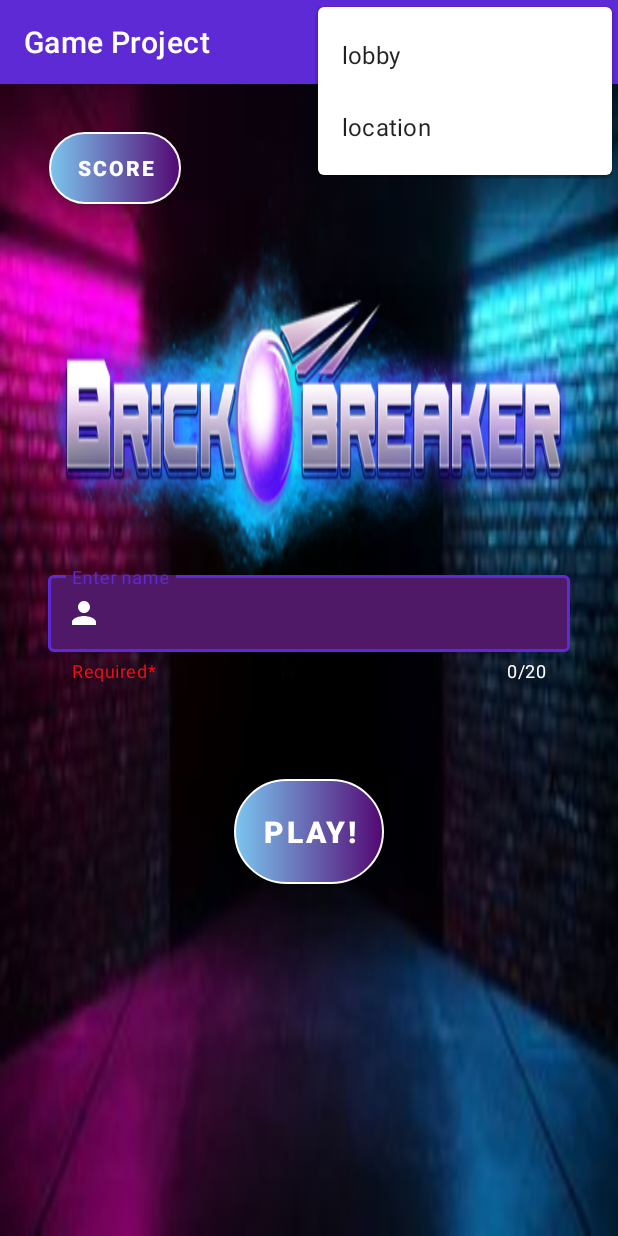
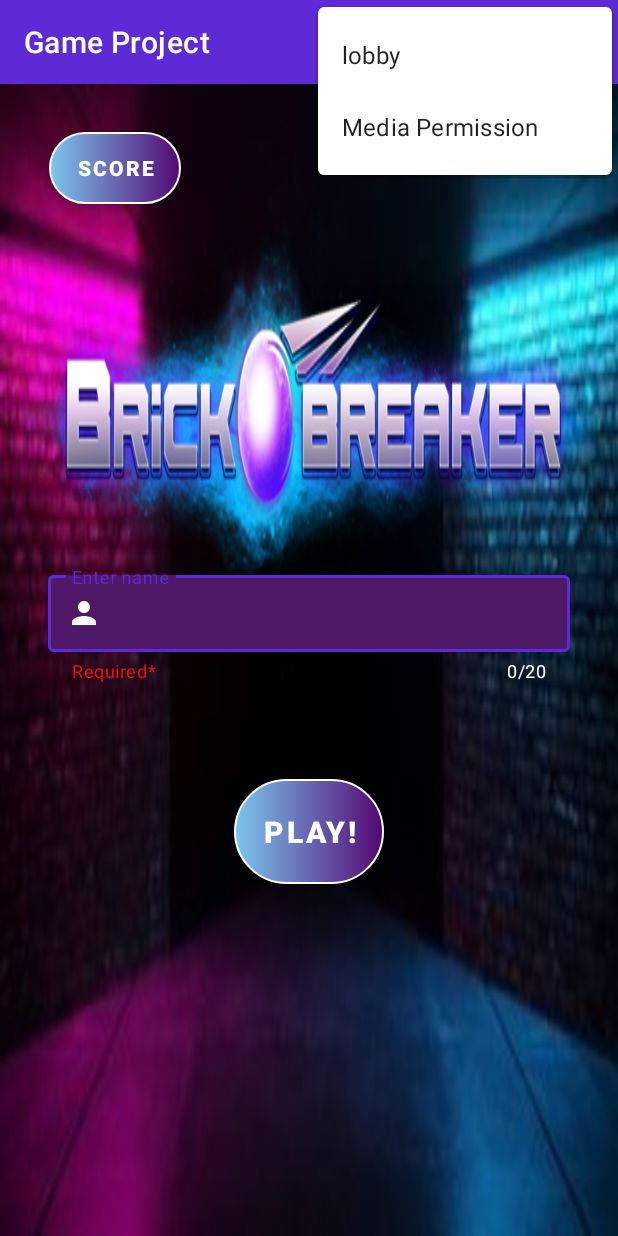
Before and after one commit to David-Shmidt/Game-Project-Android, an Android app: the screen it shows after launch (StartActivity), with the options menu open, on a phone screen of 412 x 824 dp. Run offline under Robolectric (Android 15) with nearby library versions, the phone set to English and light mode, and no system bars.

Commit message:
run premiision

```diff
--- a/app/src/main/AndroidManifest.xml
+++ b/app/src/main/AndroidManifest.xml
@@ -1,7 +1,9 @@
 <?xml version="1.0" encoding="utf-8"?>
 <manifest xmlns:android="http://schemas.android.com/apk/res/android"
     package="syntax.org.il.gameproject">
-    <uses-permission android:name="android.permission.ACCESS_FINE_LOCATION"/>
+    <uses-permission android:name="android.permission.INTERNET"/>
+    <uses-permission android:name="android.permission.WRITE_EXTERNAL_STORAGE"/>
+    <uses-permission android:name="android.permission.READ_EXTERNAL_STORAGE"/>
 
     <application
         android:allowBackup="true"
--- a/app/src/main/res/menu/main_manue.xml
+++ b/app/src/main/res/menu/main_manue.xml
@@ -5,8 +5,8 @@
         android:title="@string/lobby"
         app:showAsAction="never"/>
 
-    <item android:id="@+id/location"
-        android:title="@string/location"
+    <item android:id="@+id/MediaPermission"
+        android:title="@string/MediaPermission"
         app:showAsAction="never"/>
 
     <item android:id="@+id/swichSound"
--- a/app/src/main/res/values/strings.xml
+++ b/app/src/main/res/values/strings.xml
@@ -19,4 +19,6 @@
     <string name="Medium_btn">Medium</string>
     <string name="hard_btn">Hard</string>
     <string name="location">location</string>
+    <string name="camera">camera</string>
+    <string name="MediaPermission">Media Permission</string>
 </resources>
```
Also changed, not shown: app/src/main/java/syntax/org/il/gameproject/StartActivity.java (+22 -0 lines).
